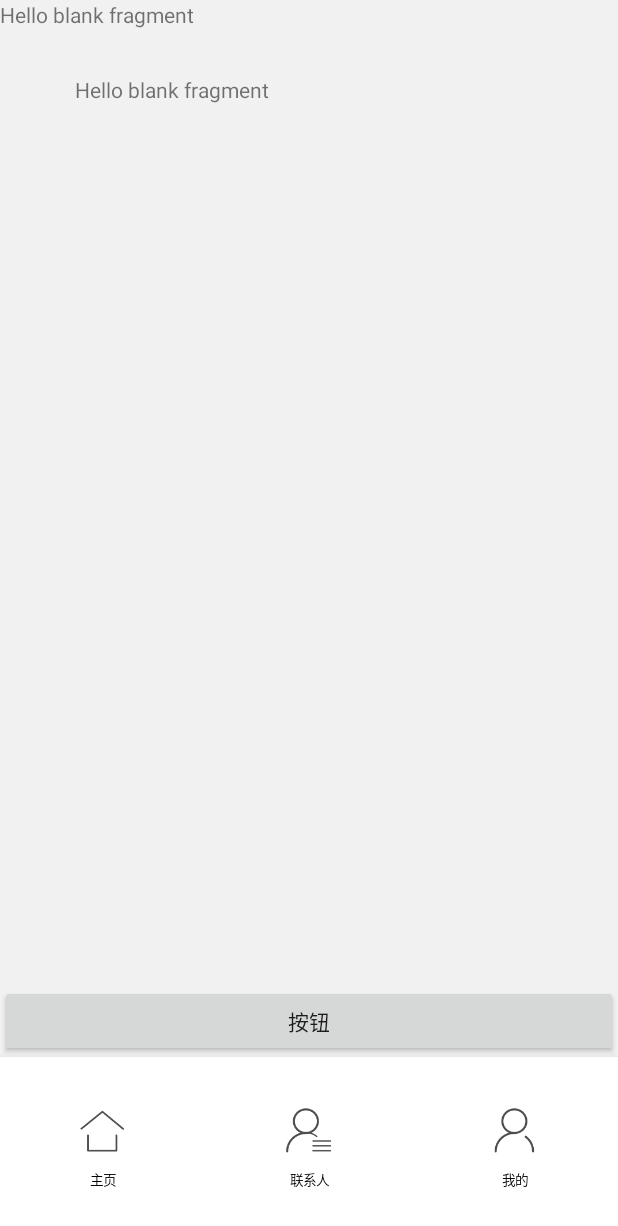
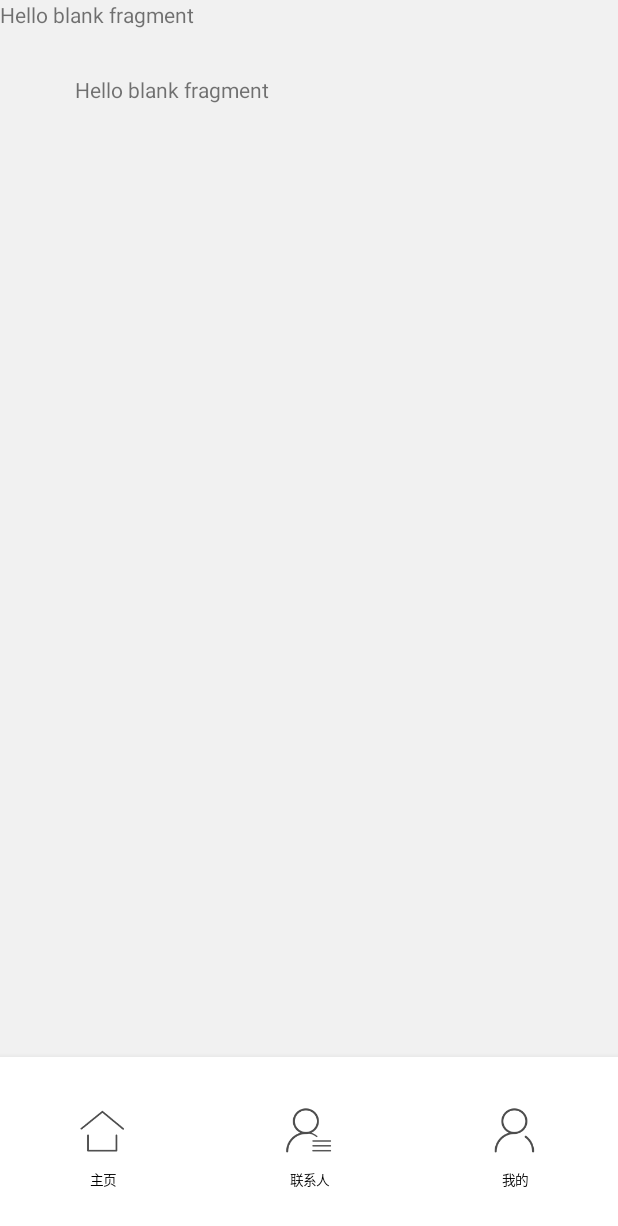
Before and after one commit to blocktechWh/block_android, an Android app: the screen it shows after launch (MainActivity), on a phone screen of 412 x 824 dp. Shown: the top 1226 px of the screen. Run offline under Robolectric (Android 15) with nearby library versions, the phone set to English and light mode, and no system bars.

Commit message:
删除按钮

```diff
--- a/app/src/main/res/layout/activity_main.xml
+++ b/app/src/main/res/layout/activity_main.xml
@@ -18,13 +18,6 @@
             android:layout_weight="1"
             android:id="@+id/container1"
             />
-
-        <Button
-            android:id="@+id/button"
-            android:layout_width="match_parent"
-            android:layout_height="wrap_content"
-            android:text="按钮" />
-
         <android.support.design.widget.TabLayout
             app:tabIndicatorHeight="0dp"
             app:tabPadding="0dp"
```
